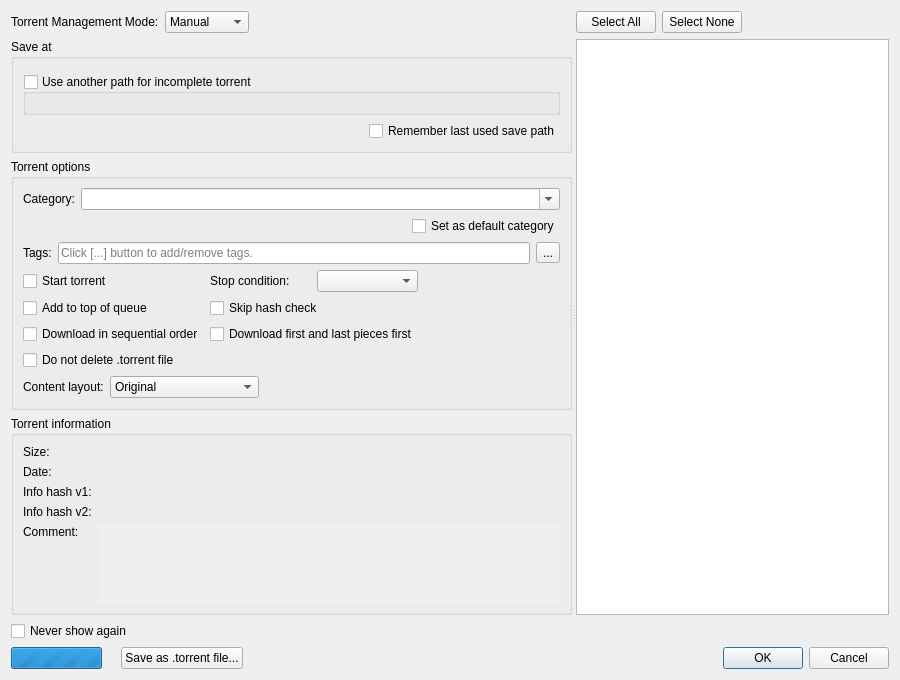
qbittorrent/qBittorrent, file src/gui/addnewtorrentdialog.ui: the form before one commit.
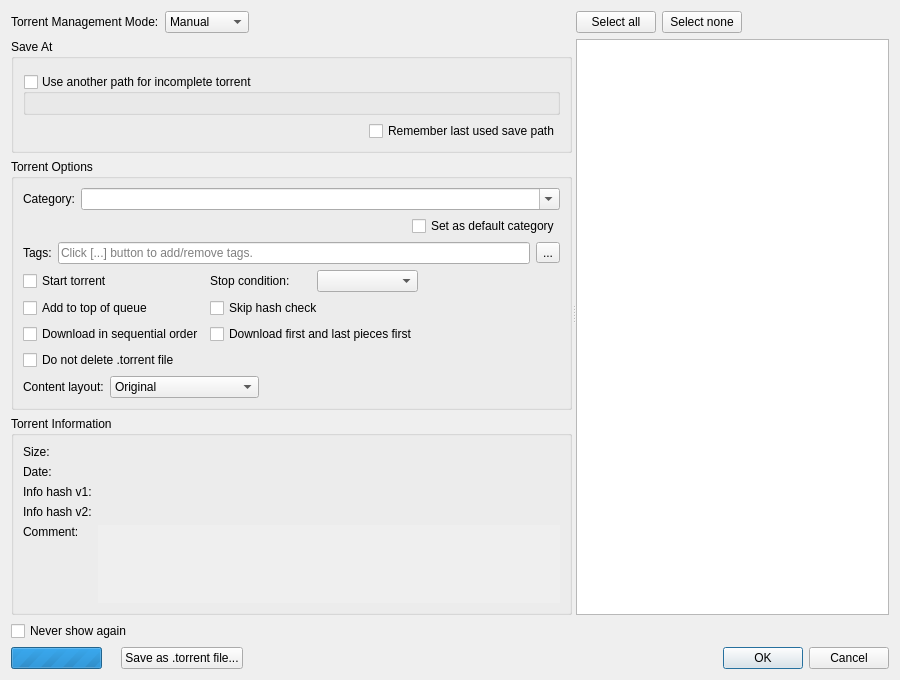
The form after the commit. Custom widgets are drawn as their Qt base class.

The edit to the form file:
```diff
--- a/src/gui/addnewtorrentdialog.ui
+++ b/src/gui/addnewtorrentdialog.ui
@@ -110,7 +110,7 @@
            <item>
             <widget class="QGroupBox" name="groupBoxSavePath">
              <property name="title">
-              <string>Save at</string>
+              <string>Save At</string>
              </property>
              <layout class="QVBoxLayout" name="verticalLayout">
               <item>
@@ -164,7 +164,7 @@
            <item>
             <widget class="QGroupBox" name="groupBoxSettings">
              <property name="title">
-              <string>Torrent options</string>
+              <string>Torrent Options</string>
              </property>
              <layout class="QVBoxLayout" name="verticalLayout_3">
               <item>
@@ -375,7 +375,7 @@
               </sizepolicy>
              </property>
              <property name="title">
-              <string>Torrent information</string>
+              <string>Torrent Information</string>
              </property>
              <layout class="QGridLayout" name="gridLayout_2">
               <item row="0" column="0">
@@ -504,14 +504,14 @@
              <item>
               <widget class="QPushButton" name="buttonSelectAll">
                <property name="text">
-                <string>Select All</string>
+                <string>Select all</string>
                </property>
               </widget>
              </item>
              <item>
               <widget class="QPushButton" name="buttonSelectNone">
                <property name="text">
-                <string>Select None</string>
+                <string>Select none</string>
                </property>
               </widget>
              </item>
```
